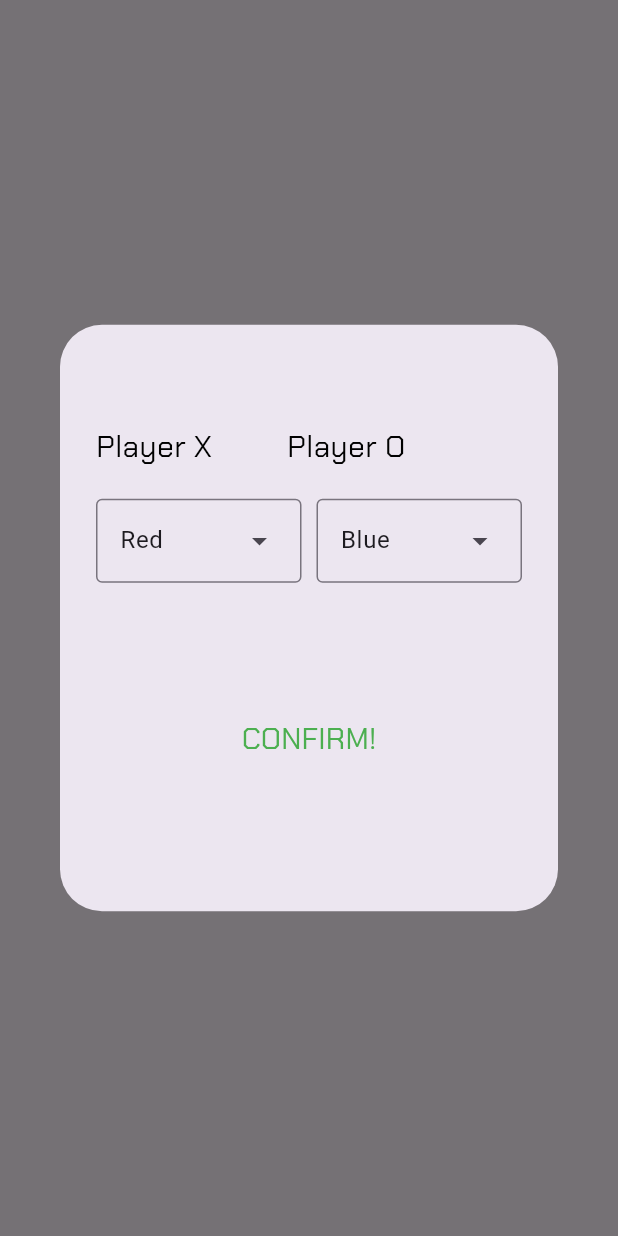
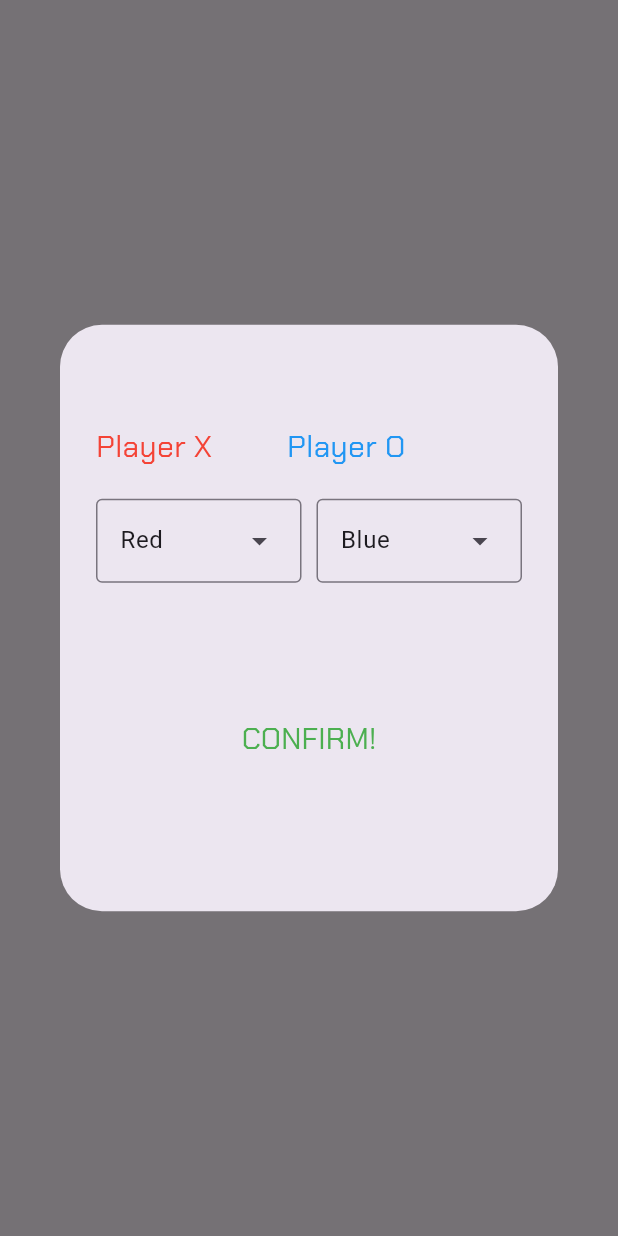
Before and after one commit to JP-Soares/jogo-da-velha-flutter, a Flutter app: the ChooseGame screen opened directly with empty values, after a tap on an icon or button, on a phone screen of 412 x 824 dp. Run offline on Flutter 3.47's test engine with Material 3 defaults, Android fonts, the phone set to English and light mode, and no system bars; our stand-ins replace flutter_svg.

Commit message:
arrumando a caixa de seleção de cores

```diff
--- a/lib/choose_game.dart
+++ b/lib/choose_game.dart
@@ -406,9 +406,9 @@ class ChooseGameState extends State<ChooseGame> {
                 child: Column(
                   children: [
                     Row(children: [
-                      Text(textPlayer[0], style: TextStyle(fontFamily: 'Chakra', color: selectedColorX?.color ?? Colors.black, fontSize: 20)),//player x
+                      Text(textPlayer[0], style: TextStyle(fontFamily: 'Chakra', color: selectedColorX?.color ?? Colors.red, fontSize: 20)),//player x
                       SizedBox(width: 50),
-                      Text(textPlayer[1], style: TextStyle(fontFamily: 'Chakra', color: selectedColorO?.color ?? Colors.black, fontSize: 20))//player o
+                      Text(textPlayer[1], style: TextStyle(fontFamily: 'Chakra', color: selectedColorO?.color ?? Colors.blue, fontSize: 20))//player o
                     ],),
 
                     SizedBox(height: 20,),
```
